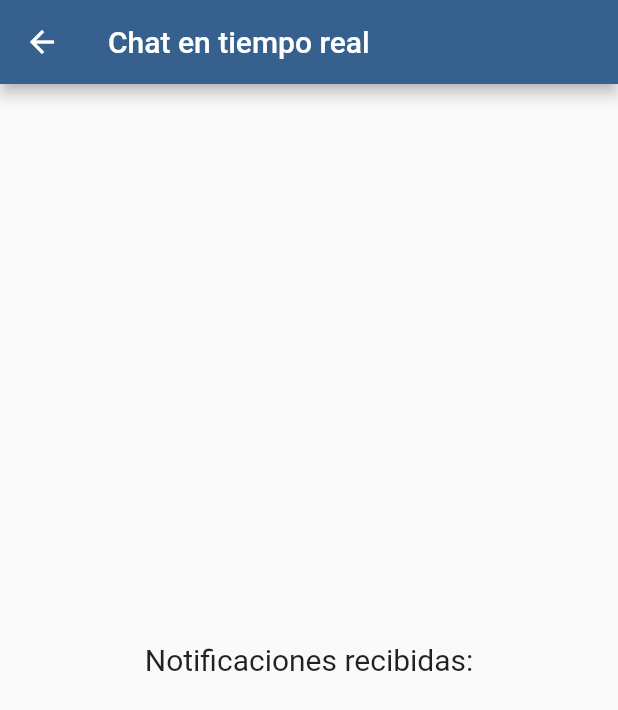
After one commit to fili258-oss/chat_stream, a Flutter app: the ChatScreen screen opened directly, on a phone screen of 412 x 824 dp. The commit adds this screen. Shown: the top 710 px of the screen. Run offline on Flutter 3.47's test engine with Material 3 defaults, Android fonts, the phone set to English and light mode, and no system bars.

Commit message:
Aplicacion chat en vivo

```diff
--- a/lib/main.dart
+++ b/lib/main.dart
@@ -22,6 +22,7 @@ class MyApp extends StatelessWidget {
       routes: {
         '/counter': (context) => CounterScreen(),
         '/notification': (context) => NotificationScreen(),
+        '/chat': (context) => NotificationScreen(),
       },
     );
   }
@@ -53,6 +54,12 @@ class MenuScreen extends StatelessWidget {
               },
               child: Text('Example notification'),
             ),
+            ElevatedButton(
+              onPressed: () {
+                Navigator.pushNamed(context, '/notification');
+              },
+              child: Text('Chat in live'),
+            ),
           ],
         ),
       ),
--- /dev/null
+++ b/lib/screens/chat/chat_screen.dart
@@ -0,0 +1,64 @@
+import 'dart:async';
+
+import 'package:flutter/material.dart';
+//import 'package:stream_controller/chat/components/notification_badge.dart';
+import 'package:stream_controller/services/message_service.dart';
+
+class ChatScreen extends StatefulWidget {
+  const ChatScreen({super.key});
+
+  @override
+  State<ChatScreen> createState() => _ChatScreenState();
+}
+
+class _ChatScreenState extends State<ChatScreen> {
+
+  final MessageService _messageService = MessageService();
+  int _counter = 0;
+
+    @override
+  void initState() {
+    super.initState();
+
+    // Simular la llegada de notificaciones cada 3 segundos
+    Timer.periodic(Duration(seconds: 3), (timer) {
+      _counter++;
+      _messageService
+          .addMessage(_counter); // Emitir nueva notificación
+    });
+  }
+
+  @override
+  void dispose() {
+    // Cerrar el servicio cuando el widget se elimina
+    _messageService.dispose();
+    super.dispose();
+  }
+
+
+  @override
+  Widget build(BuildContext context) {
+        return Scaffold(
+      appBar: AppBar(
+        title: Text('Chat en tiempo real'),
+        actions: [
+          // Widget 1: Contador de notificaciones en la barra de navegación
+          //NotificationBadge(notificationService: _notificationService),
+        ],
+      ),
+      body: Center(
+        child: Column(
+          mainAxisAlignment: MainAxisAlignment.center,
+          children: [
+            Text(
+              'Notificaciones recibidas:',
+              style: TextStyle(fontSize: 20),
+            ),
+            // Widget 2: Lista de notificaciones
+            //NotificationList(notificationService: _notificationService),
+          ],
+        ),
+      ),
+    );
+  }
+}
--- /dev/null
+++ b/lib/services/message_service.dart
@@ -0,0 +1,20 @@
+import 'dart:async';
+
+class MessageService {
+  // Crear un Broadcast StreamController
+  final StreamController<int> _messageController = StreamController<int>.broadcast();
+
+
+  // Método para obtener el Stream
+  Stream<int> get notificationStream => _messageController.stream;
+
+  // Método para agregar nuevas notificaciones
+  void addMessage(int count) {
+    _messageController.add(count);
+  }
+
+  // Cerrar el StreamController cuando ya no sea necesario
+  void dispose() {
+    _messageController.close();
+  }
+}
--- a/lib/services/notification_service.dart
+++ b/lib/services/notification_service.dart
@@ -2,8 +2,7 @@ import 'dart:async';
 
 class NotificationService {
   // Crear un Broadcast StreamController
-  final StreamController<int> _notificationController =
-      StreamController<int>.broadcast();
+  final StreamController<int> _notificationController = StreamController<int>.broadcast();
 
   // Método para obtener el Stream
   Stream<int> get notificationStream => _notificationController.stream;
```
Also changed, not shown: lib/chat/components/messages_list.dart (added), lib/chat/components/notification_badge.dart (added), lib/screens/chat/counter_chat.dart (added), pubspec.lock, 125 other files.
